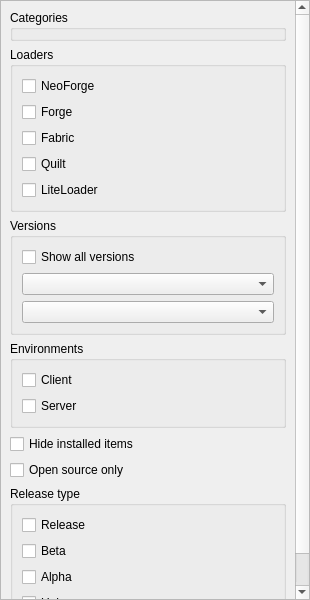
Before: the Qt Designer form launcher/ui/widgets/ModFilterWidget.ui in PrismLauncher/PrismLauncher, drawn with Qt 5.
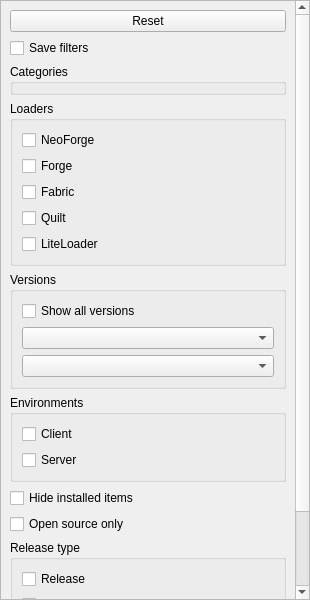
After: the same form once the commit is applied. Custom widgets are drawn as their Qt base class.

Commit message: chore: add filters persistence to the ModFilterWidget

```diff
--- a/launcher/ui/widgets/ModFilterWidget.ui
+++ b/launcher/ui/widgets/ModFilterWidget.ui
@@ -64,10 +64,24 @@
         <x>0</x>
         <y>0</y>
         <width>294</width>
-        <height>781</height>
+        <height>851</height>
        </rect>
       </property>
       <layout class="QVBoxLayout" name="verticalLayout">
+       <item>
+        <widget class="QPushButton" name="resetButton">
+         <property name="text">
+          <string>Reset</string>
+         </property>
+        </widget>
+       </item>
+       <item>
+        <widget class="QCheckBox" name="saveFiltersCb">
+         <property name="text">
+          <string>Save filters</string>
+         </property>
+        </widget>
+       </item>
        <item>
         <widget class="QGroupBox" name="categoryGroup">
          <property name="title">
```
The commit also changes 6 other files.
